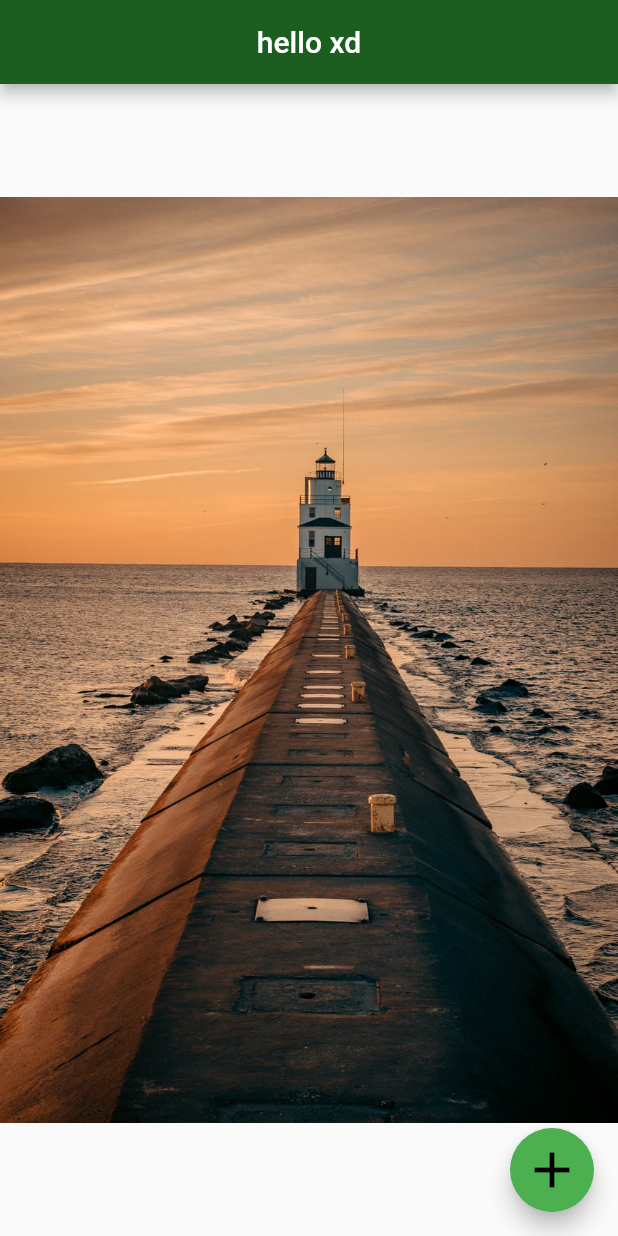
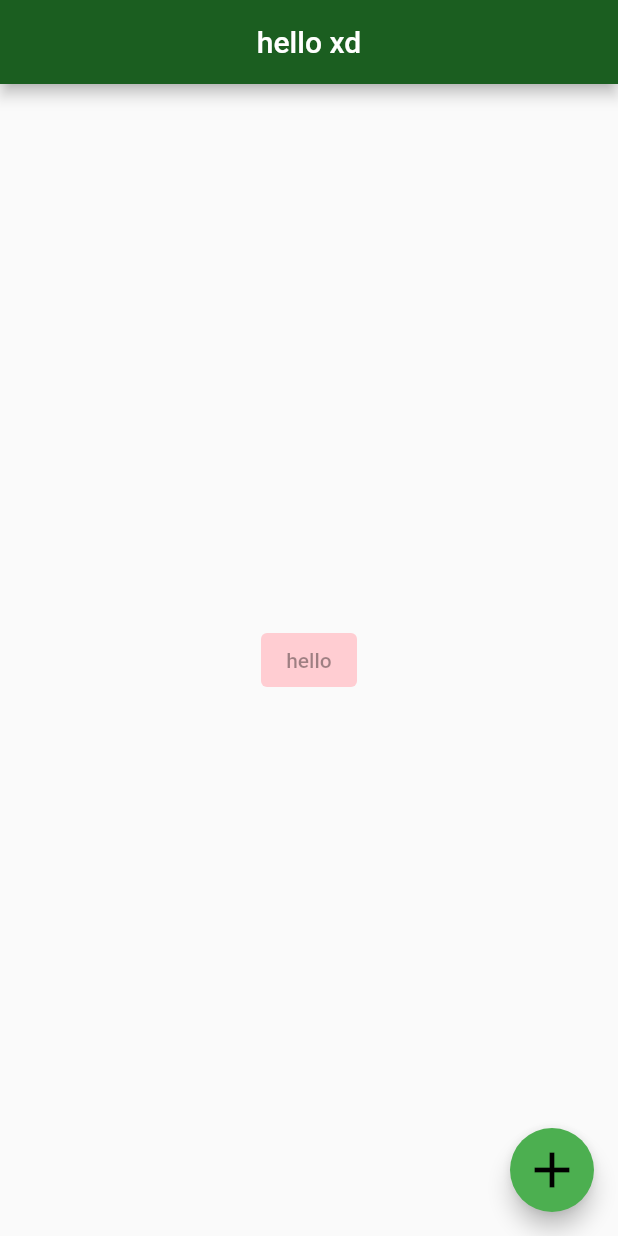
Before and after one commit to animeshxd/learning-flutter, a Flutter app: the screen it shows after launch, on a phone screen of 412 x 824 dp. Run offline on Flutter 3.47's test engine with Material 2 defaults, Android fonts, the phone set to English and light mode, and no system bars.

Commit message:
TextButton

```diff
--- a/lib/main.dart
+++ b/lib/main.dart
@@ -19,13 +19,24 @@ class App extends StatelessWidget {
         centerTitle: true,
         backgroundColor: Colors.green[900],
       ),
-      body: Center(
+      body:  Center(
         /*child:  Image(
           // image: NetworkImage("https://images.pexels.com/photos/1535162/pexels-photo-1535162.jpeg?auto=compress&cs=tinysrgb&dpr=2&h=650&w=940", scale: 1))
           //image: AssetImage("assets/pexels-photo-1535162.jpeg"))
         )*/
-        child: Image.asset("assets/pexels-photo-1535162.jpeg"),
+        // child: Image.asset("assets/pexels-photo-1535162.jpeg"),
         // child: Image.network("https://images.pexels.com/photos/1535162/pexels-photo-1535162.jpeg?auto=compress&cs=tinysrgb&dpr=2&h=650&w=940"),
+
+
+        // Buttons
+        // https://docs.flutter.dev/release/breaking-changes/buttons
+        child: TextButton(
+          onPressed: null,
+          child: const Text("hello"),
+          style: ButtonStyle(
+            backgroundColor: MaterialStateProperty.all<Color>((Colors.red[100])!),
+          ),
+          ),
       ),
       floatingActionButton: const FloatingActionButton(
         onPressed: null,
```
